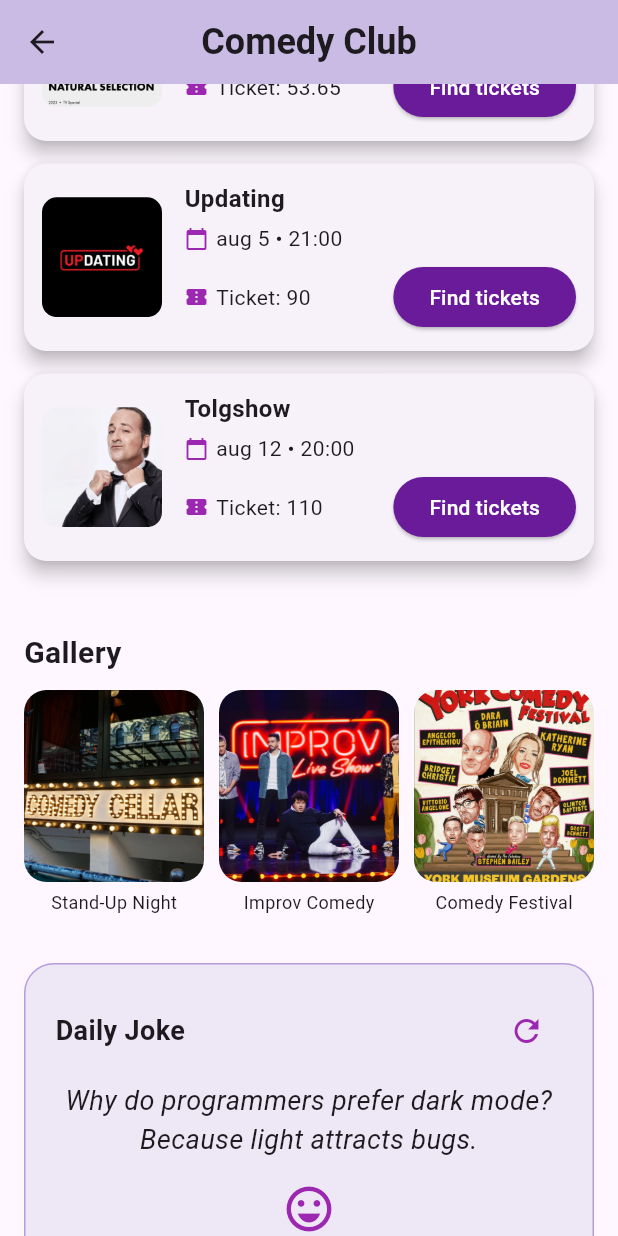
After one commit to iremyasar01/NeonAcademy, a Flutter app: the ComedyScreen screen opened directly, scrolled down 434 dp, after a tap on the "refresh" icon, on a phone screen of 412 x 824 dp. The commit adds this screen. Run offline on Flutter 3.47's test engine with Material 3 defaults, Android fonts, the phone set to English and light mode, and no system bars; our stand-ins replace shared_preferences; missing offline and left inert: notification_center; accounts and stored records are empty; network calls fail.

Commit message:
comedy club

```diff
--- /dev/null
+++ b/neonapp/lib/models/comedy_show_model.dart
@@ -0,0 +1,9 @@
+class ComedyShowModel {
+  final String title;
+  final String date;
+  final String time;
+  final String price;
+  final String imagePath;
+
+  ComedyShowModel(this.title, this.date, this.time, this.price, this.imagePath);
+}
--- /dev/null
+++ b/neonapp/lib/models/joke_model.dart
@@ -0,0 +1,6 @@
+class JokeModel{
+  final String content;
+  final int rating;
+
+  JokeModel(this.content, {this.rating = 0});
+}
--- /dev/null
+++ b/neonapp/lib/screens/comedy_screen.dart
@@ -0,0 +1,55 @@
+import 'package:flutter/material.dart';
+import 'package:neonapp/models/comedy_show_model.dart';
+import '../widgets/club_image.dart';
+import '../widgets/gallery_section.dart';
+import '../widgets/joke_of_the_day.dart';
+import '../widgets/show_card.dart';
+
+class ComedyScreen extends StatelessWidget {
+  ComedyScreen({super.key});
+  final List<ComedyShowModel> shows = [
+    ComedyShowModel("Matt Rife: Naturel Selection", "aug 3", "19:30", "53.65",
+        "assets/images/matt.jpeg"),
+    ComedyShowModel(
+        "Updating", "aug 5", "21:00", "90", "assets/images/updating.jpeg"),
+    ComedyShowModel(
+        "Tolgshow", "aug 12", "20:00", "110", "assets/images/tolgshow.jpeg"),
+  ];
+
+  @override
+  Widget build(BuildContext context) {
+    return Scaffold(
+      appBar: AppBar(
+        backgroundColor: Colors.deepPurple[100],
+        title: const Text("Comedy Club",
+            style: TextStyle(fontSize: 24, fontWeight: FontWeight.bold)),
+        centerTitle: true,
+      ),
+      body: SingleChildScrollView(
+        child: Column(
+          children: [
+            const ClubImage(),
+            _buildShowsSection(),
+            GallerySection(),
+            const JokeOfTheDay(),
+          ],
+        ),
+      ),
+    );
+  }
+
+  Widget _buildShowsSection() {
+    return Padding(
+      padding: const EdgeInsets.all(16.0),
+      child: Column(
+        crossAxisAlignment: CrossAxisAlignment.start,
+        children: [
+          const Text("Upcoming Shows",
+              style: TextStyle(fontSize: 20, fontWeight: FontWeight.bold)),
+          const SizedBox(height: 15),
+          ...shows.map((show) => ShowCard(show: show)),
+        ],
+      ),
+    );
+  }
+}
--- a/neonapp/lib/screens/home_screen.dart
+++ b/neonapp/lib/screens/home_screen.dart
@@ -1,4 +1,5 @@
 import 'package:flutter/material.dart';
+import 'package:neonapp/screens/comedy_screen.dart';
 import 'package:neonapp/screens/flexible_screen.dart';
 import 'package:neonapp/screens/future_tech_screen.dart';
 import 'package:neonapp/screens/travel_screen.dart';
@@ -66,6 +67,21 @@ class HomeScreen extends StatelessWidget {
                   ),
                   child: const Text('future tech'),
                 ),
+                  const SizedBox(height: 20),
+                 ElevatedButton(
+                  onPressed: () {
+                    Navigator.push(
+                        context,
+                        MaterialPageRoute(
+                            builder: (context) =>  ComedyScreen()));
+                  },
+                  style: ElevatedButton.styleFrom(
+                    backgroundColor: Colors.green[200],
+                    foregroundColor: Colors.black,
+                    padding: const EdgeInsets.all(20),
+                  ),
+                  child: const Text('Comedy Club'),
+                ),
               ],
             ),
           ),
--- /dev/null
+++ b/neonapp/lib/services/joke_service.dart
@@ -0,0 +1,33 @@
+import 'dart:convert';
+import 'dart:math';
+import 'package:http/http.dart' as http;
+
+
+class JokeService {
+  static Future<String> fetchRandomJoke() async {
+    try {
+      final response = await http.get(
+        Uri.parse('https://icanhazdadjoke.com/'),
+        headers: {'Accept': 'application/json'},
+      );
+
+      if (response.statusCode == 200) {
+        final data = json.decode(response.body);
+        return data['joke'] ?? "No joke found";
+      }
+      return _getBackupJoke();
+    } catch (e) {
+      return _getBackupJoke();
+    }
+  }
+
+  static String _getBackupJoke() {
+    final jokes = [
+      "Why do programmers prefer dark mode? Because light attracts bugs.",
+      "Why don't skeletons ride roller coasters? They don't have the stomach for it.",
+      "Why do Java developers wear glasses? Because they don't see sharp.",
+      "Why was the math book sad? Because it had too many problems.",
+    ];
+    return jokes[Random().nextInt(jokes.length)];
+  }
+}
--- /dev/null
+++ b/neonapp/lib/widgets/club_image.dart
@@ -0,0 +1,37 @@
+import 'package:flutter/material.dart';
+
+class ClubImage extends StatelessWidget {
+  const ClubImage({super.key});
+
+  @override
+  Widget build(BuildContext context) {
+    return Stack(
+      alignment: Alignment.bottomCenter,
+      children: [
+        ClipRRect(
+          borderRadius: const BorderRadius.vertical(bottom: Radius.circular(30)),
+          child: Image.asset(
+            'assets/images/mainclub.jpeg',
+            height: 250,
+            width: double.infinity,
+            fit: BoxFit.cover,
+          ),
+        ),
+        Positioned(
+          bottom: 20,
+          child: Container(
+            padding: const EdgeInsets.symmetric(horizontal: 20, vertical: 10),
+            decoration: BoxDecoration(
+              color: Colors.black54,
+              borderRadius: BorderRadius.circular(20),
+            ),
+            child: const Text(
+              "Laughter Lives Here!",
+              style: TextStyle(color: Colors.white, fontSize: 18),
+            ),
+          ),
+        ),
+      ],
+    );
+  }
+}
--- /dev/null
+++ b/neonapp/lib/widgets/gallery_section.dart
@@ -0,0 +1,60 @@
+import 'package:flutter/material.dart';
+
+class GallerySection extends StatelessWidget {
+   GallerySection({super.key});
+  final List<Map<String, String>> galleryItems = [
+    {"image": "assets/images/standup.jpeg", "title": "Stand-Up Night"},
+    {"image": "assets/images/improv.jpeg", "title": "Improv Comedy"},
+    {"image": "assets/images/comedyfest.jpeg", "title": "Comedy Festival"},
+    {"image": "assets/images/club.jpeg", "title": "Comedy Club"},
+  ];
+
+
+
+  @override
+  Widget build(BuildContext context) {
+    return Padding(
+      padding: const EdgeInsets.all(16.0),
+      child: Column(
+        crossAxisAlignment: CrossAxisAlignment.start,
+        children: [
+          const Text("Gallery",
+               style: TextStyle(fontSize: 20, fontWeight: FontWeight.bold)),
+          const SizedBox(height: 10),
+          SizedBox(
+            height: 150,
+            child: ListView(
+              scrollDirection: Axis.horizontal,
+              children: galleryItems.map((item) =>
+                _buildGalleryItem(item['image']!, item['title']!)
+              ).toList(),
+            ),
+          ),
+        ],
+      ),
+    );
+  }
+
+  Widget _buildGalleryItem(String imagePath, String title) {
+    return Container(
+      width: 120,
+      margin: const EdgeInsets.only(right: 10),
+      child: Column(
+        children: [
+          Expanded(
+            child: ClipRRect(
+              borderRadius: BorderRadius.circular(15),
+              child: Image.asset(
+                imagePath,
+                fit: BoxFit.cover,
+                width: double.infinity,
+              ),
+            ),
+          ),
+         const SizedBox(height: 5),
+          Text(title, style: const TextStyle(fontSize: 12)),
+        ],
+      ),
+    );
+  }
+}
--- /dev/null
+++ b/neonapp/lib/widgets/joke_of_the_day.dart
@@ -0,0 +1,92 @@
+import 'package:flutter/material.dart';
+import '../../services/joke_service.dart';
+
+class JokeOfTheDay extends StatefulWidget {
+  const JokeOfTheDay({super.key});
+
+  @override
+  State<JokeOfTheDay> createState() => _JokeOfTheDayState();
+}
+
+class _JokeOfTheDayState extends State<JokeOfTheDay> {
+  late Future<String> _jokeFuture;
+  bool _isLoading = false;
+
+  @override
+  void initState() {
+    super.initState();
+    _jokeFuture = JokeService.fetchRandomJoke();
+  }
+
+  void _refreshJoke() {
+    setState(() {
+      _isLoading = true;
+      _jokeFuture = JokeService.fetchRandomJoke().then((joke) {
+        setState(() => _isLoading = false);
+        return joke;
+      });
+    });
+  }
+
+  @override
+  Widget build(BuildContext context) {
+    return Container(
+      margin: const EdgeInsets.all(16),
+      padding: const EdgeInsets.all(20),
+      decoration: BoxDecoration(
+        color: Colors.deepPurple[50],
+        borderRadius: BorderRadius.circular(20),
+        border: Border.all(color: Colors.deepPurple[200]!),
+      ),
+      child: Column(
+        children: [
+          Row(
+            mainAxisAlignment: MainAxisAlignment.spaceBetween,
+            children: [
+             const Text("Daily Joke",
+                   style: TextStyle(fontWeight: FontWeight.bold, fontSize: 18)),
+              IconButton(
+                icon: _isLoading
+                  ? const CircularProgressIndicator()
+                  : const Icon(Icons.refresh, color: Colors.purple),
+                onPressed: _isLoading ? null : _refreshJoke,
+              ),
+            ],
+          ),
+          FutureBuilder<String>(
+            future: _jokeFuture,
+            builder: (context, snapshot) {
+              if (snapshot.connectionState == ConnectionState.waiting) {
+                return const Padding(
+                  padding: EdgeInsets.symmetric(vertical: 20),
+                  child: CircularProgressIndicator(),
+                );
+              }
+
+              if (snapshot.hasError) {
+                return const Text(
+                  "Joke is missing! try again later please 😢",
+                  textAlign: TextAlign.center,
+                );
+              }
+
+              return Column(
+                children: [
+                  const SizedBox(height: 10),
+                  Text(
+                    snapshot.data ?? "No joke available",
+                    textAlign: TextAlign.center,
+                    style: const TextStyle(fontStyle: FontStyle.italic, fontSize: 18),
+                  ),
+                  const SizedBox(height: 15),
+                  const Icon(Icons.sentiment_very_satisfied,
+                       color: Colors.purple, size: 36),
+                ],
+              );
+            },
+          ),
+        ],
+      ),
+    );
+  }
+}
--- /dev/null
+++ b/neonapp/lib/widgets/show_card.dart
@@ -0,0 +1,76 @@
+import 'package:flutter/material.dart';
+import 'package:neonapp/models/comedy_show_model.dart';
+
+
+class ShowCard extends StatelessWidget {
+  final ComedyShowModel show;
+
+  const ShowCard({super.key, required this.show});
+
+  @override
+  Widget build(BuildContext context) {
+    return Card(
+      shape: RoundedRectangleBorder(borderRadius: BorderRadius.circular(15)),
+      elevation: 5,
+      margin:const EdgeInsets.only(bottom: 15),
+      child: InkWell(
+        onTap: () => debugPrint("${show.title} selected"),
+        borderRadius: BorderRadius.circular(15),
+        child: Padding(
+          padding: const EdgeInsets.all(12.0),
+          child: Row(
+            children: [
+              ClipRRect(
+                borderRadius: BorderRadius.circular(10),
+                child: Image.asset(
+                  show.imagePath,
+                  width: 80,
+                  height: 80,
+                  fit: BoxFit.cover,
+                ),
+              ),
+              const SizedBox(width: 15),
+              Expanded(
+                child: Column(
+                  crossAxisAlignment: CrossAxisAlignment.start,
+                  children: [
+                    Text(show.title,
+                         style:const TextStyle(fontWeight: FontWeight.bold, fontSize: 16)),
+                   const SizedBox(height: 5),
+                    Row(
+                      children: [
+                       const Icon(Icons.calendar_today, size: 16, color: Colors.purple),
+                       const SizedBox(width: 5),
+                        Text("${show.date} • ${show.time}"),
+                      ],
+                    ),
+                    const SizedBox(height: 5),
+                    Row(
+                      children: [
+                        const Icon(Icons.confirmation_number, size: 16, color: Colors.purple),
+                       const SizedBox(width: 5),
+                        Text("Ticket: ${show.price}"),
+                       const Spacer(),
+                        ElevatedButton(
+                          onPressed: () {},
+                          style: ElevatedButton.styleFrom(
+                            backgroundColor: Colors.purple[800],
+                            shape: RoundedRectangleBorder(
+                              borderRadius: BorderRadius.circular(20),
+                            ),
+                          ),
+                          child: const Text("Find tickets",
+                               style: TextStyle(color: Colors.white)),
+                        ),
+                      ],
+                    ),
+                  ],
+                ),
+              ),
+            ],
+          ),
+        ),
+      ),
+    );
+  }
+}
```
Also changed, not shown: neonapp/pubspec.yaml (+9 -0 lines), neonapp/assets/images/club.jpeg (added), neonapp/assets/images/comedyfest.jpeg (added), neonapp/assets/images/improv.jpeg (added), neonapp/assets/images/mainclub.jpeg (added), neonapp/assets/images/matt.jpeg (added), neonapp/assets/images/standup.jpeg (added), neonapp/assets/images/tolgshow.jpeg (added), neonapp/assets/images/updating.jpeg (added), 1 other file.
